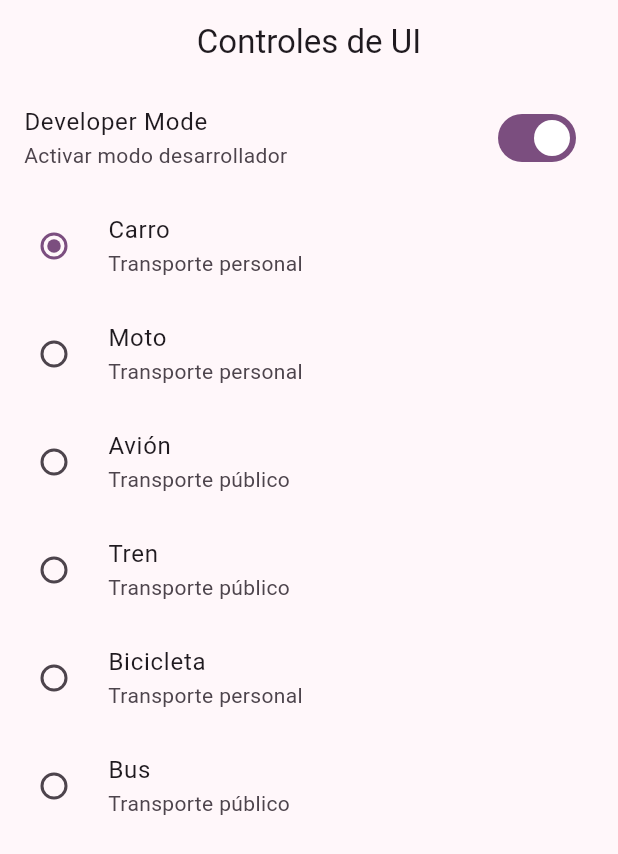
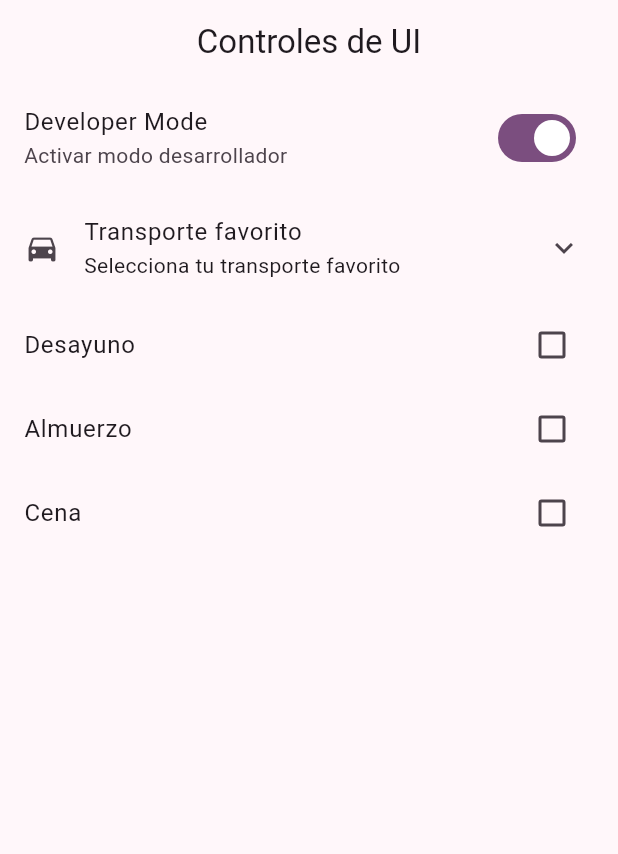
Before and after one commit to Zetah07/FlutterTechnical, a Flutter app: the UiControlsScreen screen opened by its route, on a phone screen of 412 x 824 dp. Shown: the top 854 px of the screen. Run offline on Flutter 3.47's test engine with Material 2 defaults, Android fonts, the phone set to English and light mode, and no system bars; our stand-ins replace animate_do, go_router, video_player.

Commit message:
ui controls complete

```diff
--- /dev/null
+++ b/toktik/lib/domain/datasources/video_posts_datasource.dart
@@ -0,0 +1,8 @@
+import '../entities/video_post.dart';
+
+abstract class VideoPostDatasource {
+  Future<List<VideoPost>> getFavoriteVideosByUser( String userId);
+
+  Future<List<VideoPost>> getTrendingVideosByPage( int page );
+
+}
--- /dev/null
+++ b/toktik/lib/domain/repositories/video_posts_repository.dart
@@ -0,0 +1,7 @@
+import '../entities/video_post.dart';
+
+abstract class VideoPostRepository {
+  Future<List<VideoPost>> getFavoriteVideosByUser(String userId);
+
+  Future<List<VideoPost>> getTrendingVideosByPage(int page);
+}
--- /dev/null
+++ b/toktik/lib/infrastructure/repositories/video_posts_repository_impl.dart
@@ -0,0 +1,25 @@
+import 'package:toktik/domain/datasources/video_posts_datasource.dart';
+import 'package:toktik/domain/entities/video_post.dart';
+import '../../domain/repositories/video_posts_repository.dart';
+
+class VideoPostsRepositoryImpl implements VideoPostRepository {
+
+  final VideoPostDatasource videoPostDatasource;
+
+  VideoPostsRepositoryImpl({
+    required this.videoPostDatasource
+  });
+
+  @override
+  Future<List<VideoPost>> getFavoriteVideosByUser(String userId) {
+    throw UnimplementedError();
+  }
+
+  @override
+  Future<List<VideoPost>> getTrendingVideosByPage(int page) {
+    return videoPostDatasource.getTrendingVideosByPage(page);
+  }
+
+
+
+}
--- a/toktik/lib/presentation/providers/discover_provider.dart
+++ b/toktik/lib/presentation/providers/discover_provider.dart
@@ -1,26 +1,23 @@
 import 'package:flutter/material.dart';
 import 'package:toktik/domain/entities/video_post.dart';
-import 'package:toktik/infrastructure/models/local_video_model.dart';
+import 'package:toktik/domain/repositories/video_posts_repository.dart';
 
-import 'package:toktik/shared/data/local_video_posts.dart';
 
 
 
 class DiscoverProvider extends ChangeNotifier {
-
-  // TODO: Repository, DataSource
+  final VideoPostRepository videosRepository;
 
   bool initialLoading = true;
   List<VideoPost> videos = [];
 
+  DiscoverProvider({
+    required this.videosRepository
+  });
+
 
   Future<void> loadNextPage() async {
-
-    // await Future.delayed( const Duration(seconds: 2) );
-
-    final List<VideoPost> newVideos = videoPosts.map(
-      ( video ) => LocalVideoModel.fromJson(video).toVideoPostEntity()
-    ).toList();
+    final newVideos = await videosRepository.getTrendingVideosByPage(1);
 
     videos.addAll( newVideos );
     initialLoading = false;
--- a/widgets_app/lib/presentation/screens/ui_controls/ui_controls.dart
+++ b/widgets_app/lib/presentation/screens/ui_controls/ui_controls.dart
@@ -28,6 +28,10 @@ enum Transportation { bycicle, car, motorcycle, bus, train, plane }
 class _UiControlsViewState extends State<_UiControlsView> {
   bool isDeveloper = true;
   Transportation selecedTransportation = Transportation.car;
+  bool wantsBreakfast = false;
+  bool wantsLunch = false;
+  bool wantsDinner = false;
+
 
   @override
   Widget build(BuildContext context) {
@@ -42,6 +46,12 @@ class _UiControlsViewState extends State<_UiControlsView> {
             isDeveloper = !isDeveloper;
           }),
         ),
+        ExpansionTile(
+            title: const Text('Transporte favorito'),
+            subtitle: const Text('Selecciona tu transporte favorito'),
+            leading: const Icon(Icons.directions_car),
+            childrenPadding: const EdgeInsets.all(16),
+            children: [
               if (isDeveloper) ...[
                 RadioListTile(
                   title: const Text('Carro'),
@@ -130,6 +140,30 @@ class _UiControlsViewState extends State<_UiControlsView> {
                   enabled: false,
                 ),
               ]
+            ]),
+
+        CheckboxListTile(
+          title: const Text('Desayuno'),
+          value: wantsBreakfast,
+          onChanged: (value) => setState(() {
+            wantsBreakfast = !wantsBreakfast;
+          }),
+        ),
+        CheckboxListTile(
+          title: const Text('Almuerzo'),
+          value: wantsLunch,
+          onChanged: (value) => setState(() {
+            wantsLunch = !wantsLunch;
+          }),
+        ),
+        CheckboxListTile(
+          title: const Text('Cena'),
+          value: wantsDinner,
+          onChanged: (value) => setState(() {
+            wantsDinner = !wantsDinner;
+          }),
+        ),
+
       ],
     );
   }
```
Also changed, not shown: toktik/lib/infrastructure/datasources/local_video_impl.dart (added, +25 -0 lines), toktik/lib/main.dart (+11 -2 lines), widgets_app/lib/config/menu/menu_items.dart (line endings or trailing spaces). Lines whose indentation alone changed are shown as unchanged.
